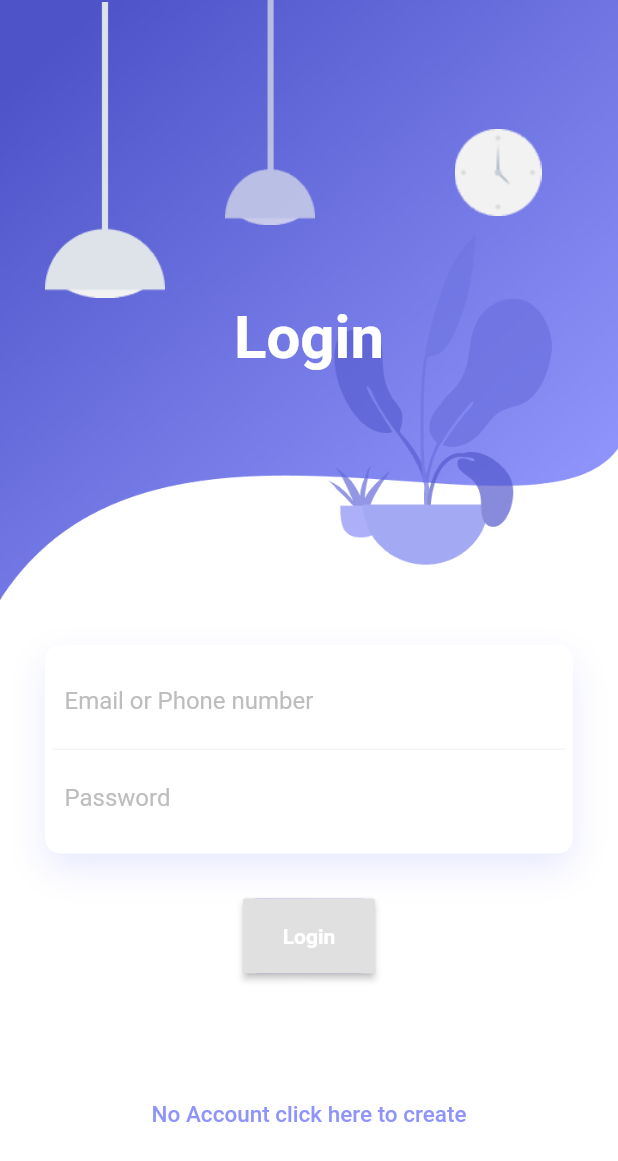
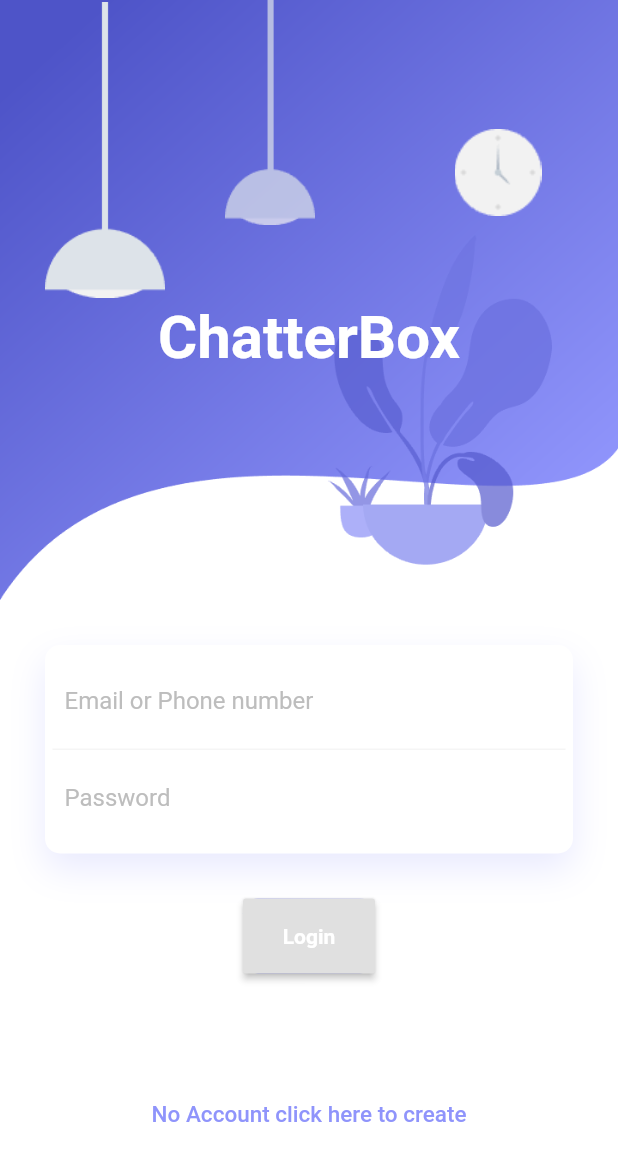
Before and after one commit to ble9/ChatterBox, a Flutter app: the screen it shows after launch, on a phone screen of 412 x 824 dp. Shown: the top 1161 px of the screen. Run offline on Flutter 3.47's test engine with Material 2 defaults, Android fonts, the phone set to English and light mode, and no system bars; our stand-ins replace firebase_auth, firebase_core, simple_animations, youtube_player_flutter; accounts and stored records are empty.

Commit message:
Update siginin_screen.dart

```diff
--- a/lib/screens/siginin_screen.dart
+++ b/lib/screens/siginin_screen.dart
@@ -87,7 +87,7 @@ class _SignInState extends State<SignInScreen> {
                         child: FadeAnimation(1.6, Container(
                           margin: EdgeInsets.only(top: 50),
                           child: Center(
-                            child: Text("Login", style: TextStyle(color: Colors.white, fontSize: 40, fontWeight: FontWeight.bold),),
+                            child: Text("ChatterBox", style: TextStyle(color: Colors.white, fontSize: 40, fontWeight: FontWeight.bold),),
                           ),
                         )),
                       )
```
